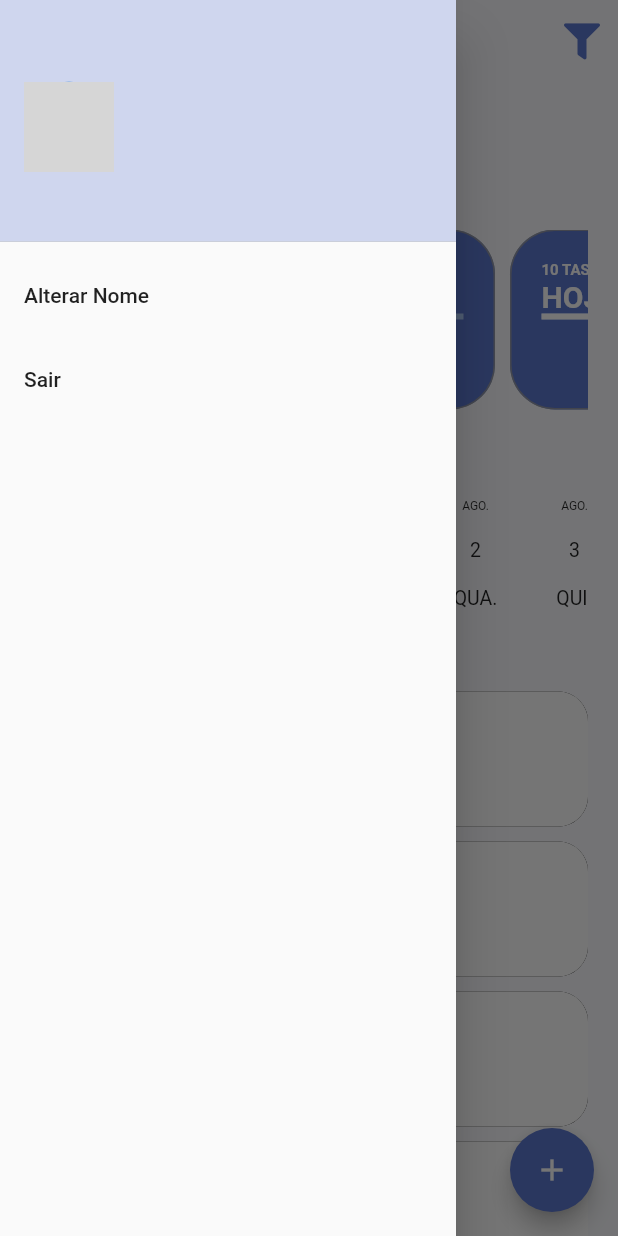
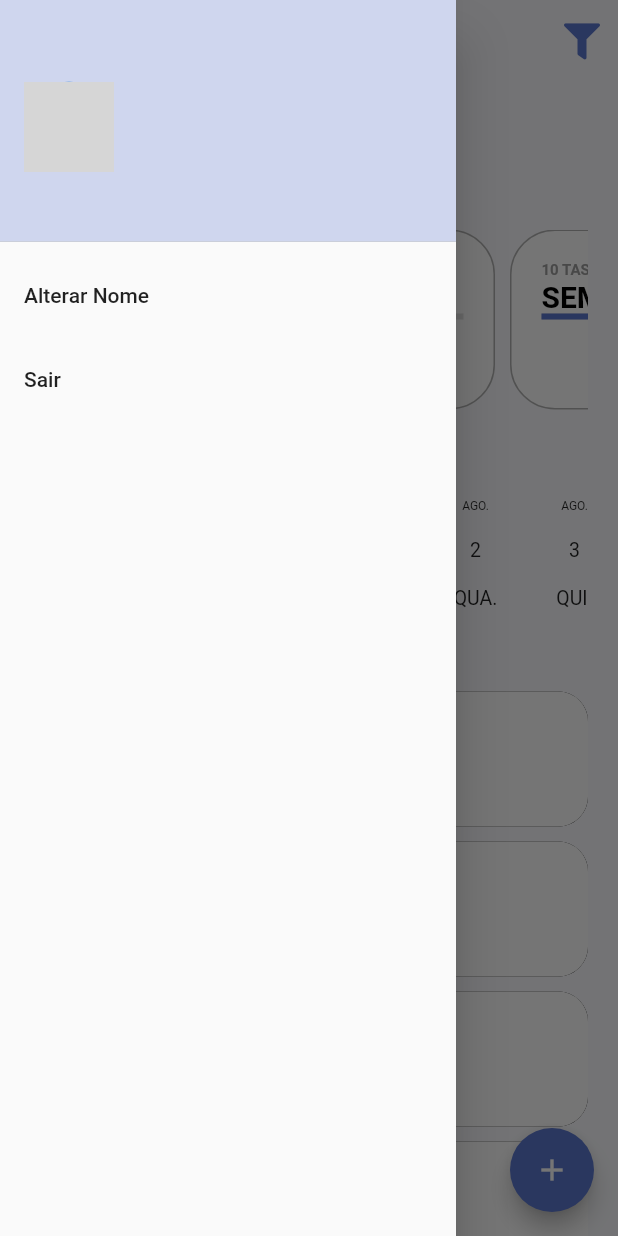
Before and after one commit to taffarelcatao/TODO-LIST, a Flutter app: the screen it shows once a user with an empty profile is signed in, with the side drawer open, on a phone screen of 412 x 824 dp. Run offline on Flutter 3.47's test engine with Material 2 defaults, Android fonts, the phone set to English and light mode, and no system bars; drawn by our look-alikes of date_picker_timeline; our stand-ins replace firebase_auth, firebase_core, flutter_signin_button, google_fonts, google_sign_in, sqflite and 2 more; missing offline and left inert: flutter_overlay_loader, validatorless; accounts and stored records are empty; network calls fail; Roboto replaces fonts that are missing (Mandali); grey boxes are pictures that could not be loaded.

```diff
--- a/lib/app/core/auth/auth_provider.dart
+++ b/lib/app/core/auth/auth_provider.dart
@@ -19,7 +19,7 @@ class AuthProvider extends ChangeNotifier{
 
   void loadListener(){
     _firebaseAuth.userChanges().listen((_) => notifyListeners());
-    _firebaseAuth.idTokenChanges().listen((user) {
+    _firebaseAuth.authStateChanges().listen((user) {
 
       if(user != null){
         TodoListNavigator.to.pushNamedAndRemoveUntil('/home', (route) => false);
--- /dev/null
+++ b/lib/app/models/task_filter_enum.dart
@@ -0,0 +1,5 @@
+enum TaskFilterEnum {
+  today,
+  tomorrow,
+  week,
+}
--- /dev/null
+++ b/lib/app/models/total_tasks_model.dart
@@ -0,0 +1,9 @@
+
+class TotalTasksModel {
+  final int totalTasks;
+  final int totalTasksFinish;
+  TotalTasksModel({
+    required this.totalTasks,
+    required this.totalTasksFinish,
+  });
+}
--- a/lib/app/modules/auth/regiter/register_page.dart
+++ b/lib/app/modules/auth/regiter/register_page.dart
@@ -38,7 +38,6 @@ class _RegisterPageState extends State<RegisterPage> {
       context: context,
       successCallback: (notifier, listenerInstance) {
         listenerInstance.dispose();
-        Navigator.of(context).pop();
       },
       //Esse atributo é opcional
       // errorCallback: (notifier, listenerInstance) {
--- /dev/null
+++ b/lib/app/modules/home/home_controller.dart
@@ -0,0 +1,7 @@
+
+import 'package:todo_list_provider/app/core/notifier/default_change_notifier.dart';
+import 'package:todo_list_provider/app/models/task_filter_enum.dart';
+
+class HomeController extends DefaultChangeNotifier{
+  var filterSelected = TaskFilterEnum.today;
+}
--- a/lib/app/modules/home/home_module.dart
+++ b/lib/app/modules/home/home_module.dart
@@ -1,10 +1,14 @@
+import 'package:provider/provider.dart';
 import 'package:todo_list_provider/app/core/modules/todo_list_module.dart';
+import 'package:todo_list_provider/app/modules/home/home_controller.dart';
 import 'package:todo_list_provider/app/modules/home/home_page.dart';
 
 class HomeModule extends TodoListModule {
   HomeModule()
       : super(
-          // bindings: [],
+          bindings: [
+            ChangeNotifierProvider(create: (context) => HomeController(),)
+          ],
           routers: {
             '/home': (context) => const HomePage(),
           },
--- a/lib/app/modules/home/home_page.dart
+++ b/lib/app/modules/home/home_page.dart
@@ -64,7 +64,7 @@ class HomePage extends StatelessWidget {
             ),
             child: Container(
               margin: const EdgeInsets.symmetric(horizontal: 20),
-              child: const IntrinsicHeight(
+              child: IntrinsicHeight(
                 child: Column(
                   crossAxisAlignment: CrossAxisAlignment.start,
                   children: [
--- a/lib/app/modules/home/widgets/home_filters.dart
+++ b/lib/app/modules/home/widgets/home_filters.dart
@@ -1,31 +1,55 @@
 import 'package:flutter/material.dart';
+import 'package:provider/provider.dart';
 import 'package:todo_list_provider/app/core/ui/theme_extensions.dart';
+import 'package:todo_list_provider/app/models/task_filter_enum.dart';
+import 'package:todo_list_provider/app/models/total_tasks_model.dart';
+import 'package:todo_list_provider/app/modules/home/home_controller.dart';
 import 'package:todo_list_provider/app/modules/home/widgets/todo_card_filter.dart';
 
-class HomeFilters extends StatefulWidget {
-
-  const HomeFilters({ super.key });
-
-  @override
-  State<HomeFilters> createState() => _HomeFiltersState();
-}
-
-class _HomeFiltersState extends State<HomeFilters> {
+class HomeFilters extends StatelessWidget {
   @override
   Widget build(BuildContext context) {
     return Column(
       crossAxisAlignment: CrossAxisAlignment.start,
       children: [
-          Text('FILTROS', style: context.titleStyle,),
-          SizedBox(height: 10,),
+        Text(
+          'FILTROS',
+          style: context.titleStyle,
+        ),
+        const SizedBox(
+          height: 10,
+        ),
         SingleChildScrollView(
           scrollDirection: Axis.horizontal,
           child: Row(
             children: [
-                TodoCardFilter(),
-                TodoCardFilter(),
-                TodoCardFilter(),
-                TodoCardFilter(),
+              TodoCardFilter(
+                label: 'HOJE',
+                taskFilter: TaskFilterEnum.today,
+                totalTasksModel:
+                    TotalTasksModel(totalTasks: 20, totalTasksFinish: 20),
+                selected: context.select<HomeController, TaskFilterEnum>(
+                        (value) => value.filterSelected) ==
+                    TaskFilterEnum.today,
+              ),
+              TodoCardFilter(
+                label: 'AMANHÃ',
+                taskFilter: TaskFilterEnum.tomorrow,
+                totalTasksModel:
+                    TotalTasksModel(totalTasks: 10, totalTasksFinish: 5),
+                selected: context.select<HomeController, TaskFilterEnum>(
+                        (value) => value.filterSelected) ==
+                    TaskFilterEnum.tomorrow,
+              ),
+              TodoCardFilter(
+                label: 'SEMANA',
+                taskFilter: TaskFilterEnum.week,
+                totalTasksModel:
+                    TotalTasksModel(totalTasks: 10, totalTasksFinish: 5),
+                selected: context.select<HomeController, TaskFilterEnum>(
+                        (value) => value.filterSelected) ==
+                    TaskFilterEnum.week,
+              ),
             ],
           ),
         )
--- a/lib/app/modules/home/widgets/todo_card_filter.dart
+++ b/lib/app/modules/home/widgets/todo_card_filter.dart
@@ -1,14 +1,34 @@
 import 'package:flutter/material.dart';
 import 'package:todo_list_provider/app/core/ui/theme_extensions.dart';
+import 'package:todo_list_provider/app/models/task_filter_enum.dart';
+import 'package:todo_list_provider/app/models/total_tasks_model.dart';
 
-class TodoCardFilter extends StatefulWidget {
-  const TodoCardFilter({super.key});
+class TodoCardFilter extends StatelessWidget {
+  final String label;
+  final TaskFilterEnum taskFilter;
+  final TotalTasksModel? totalTasksModel;
+  final bool selected;
 
-  @override
-  State<TodoCardFilter> createState() => _TodoCardFilterState();
-}
+  const TodoCardFilter({
+    super.key,
+    required this.label,
+    required this.taskFilter,
+    required this.selected,
+    this.totalTasksModel,
+  });
 
-class _TodoCardFilterState extends State<TodoCardFilter> {
+  double _getPorcentFinish() {
+    final total = totalTasksModel?.totalTasks ?? 0.0;
+    final totalFinish = totalTasksModel?.totalTasksFinish ?? 0.1;
+
+    if (total == 0) {
+      return 0.0;
+    }
+
+    final percent = (totalFinish * 100) / total;
+    return percent / 100;
+  }
+
   @override
   Widget build(BuildContext context) {
     return Container(
@@ -19,7 +39,7 @@ class _TodoCardFilterState extends State<TodoCardFilter> {
       margin: EdgeInsets.only(right: 10),
       padding: EdgeInsets.all(20),
       decoration: BoxDecoration(
-          color: context.primaryColor,
+          color: selected ? context.primaryColor : Colors.white,
           border: Border.all(
             width: 1,
             color: Colors.grey.withOpacity(.8),
@@ -29,22 +49,36 @@ class _TodoCardFilterState extends State<TodoCardFilter> {
         crossAxisAlignment: CrossAxisAlignment.start,
         children: [
           Text(
-            '10 TASKS',
-            style:
-                context.titleStyle.copyWith(fontSize: 10, color: Colors.white),
+            '${totalTasksModel?.totalTasks ?? 0} TASKS',
+            style: context.titleStyle.copyWith(
+              fontSize: 10,
+              color: selected ? Colors.white : Colors.grey,
+            ),
           ),
           Text(
-            'HOJE',
+            label,
             style: TextStyle(
               fontSize: 20,
               fontWeight: FontWeight.bold,
-              color: Colors.white,
+              color: selected ? Colors.white : Colors.black,
             ),
           ),
-          LinearProgressIndicator(
-            backgroundColor: context.primaryColorLight,
-            valueColor: AlwaysStoppedAnimation<Color>(Colors.white),
-            value: 0.4,
+          TweenAnimationBuilder<double>(
+            tween: Tween(
+              begin: 0.0,
+              end: _getPorcentFinish(),
+            ),
+            duration: Duration(seconds: 1),
+            builder: (context, value, child) {
+              return LinearProgressIndicator(
+                backgroundColor:
+                    selected ? context.primaryColorLight : Colors.grey.shade300,
+                valueColor: AlwaysStoppedAnimation<Color>(
+                  selected ? Colors.white : context.primaryColor,
+                ),
+                value: value,
+              );
+            },
           ),
         ],
       ),
--- a/lib/app/repositories/tasks/tasks_repository.dart
+++ b/lib/app/repositories/tasks/tasks_repository.dart
@@ -1,3 +1,6 @@
+import 'package:todo_list_provider/app/models/task_model.dart';
+
 abstract class TasksRepository {
   Future<void> save(DateTime date, String description);
+  Future<List<TaskModel>> findByPeriod(DateTime start, DateTime end);
 }
--- a/lib/app/services/tasks/tasks_service.dart
+++ b/lib/app/services/tasks/tasks_service.dart
@@ -1,3 +1,9 @@
+import 'package:todo_list_provider/app/models/task_model.dart';
+import 'package:todo_list_provider/app/models/week_task_model.dart';
+
 abstract class TasksService{
   Future<void> save(DateTime date, String description);
+  Future<List<TaskModel>> getToday();
+  Future<List<TaskModel>> getTomorrow();
+  Future<WeekTaskModel> getWeek();
 }
```
Also changed, not shown: lib/app/models/task_model.dart (added, +21 -0 lines), lib/app/models/week_task_model.dart (added, +13 -0 lines), lib/app/repositories/tasks/tasks_repository_impl.dart (+13 -0 lines), lib/app/services/tasks/tasks_service_impl.dart (+35 -1 lines). Lines whose indentation alone changed are shown as unchanged.
